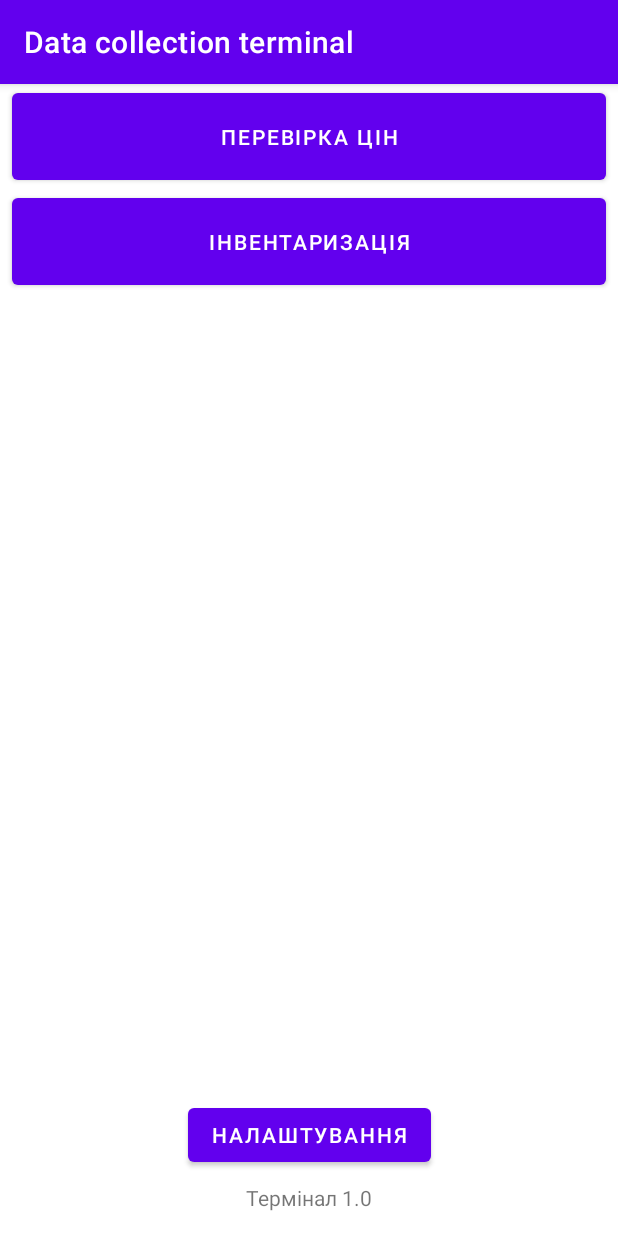
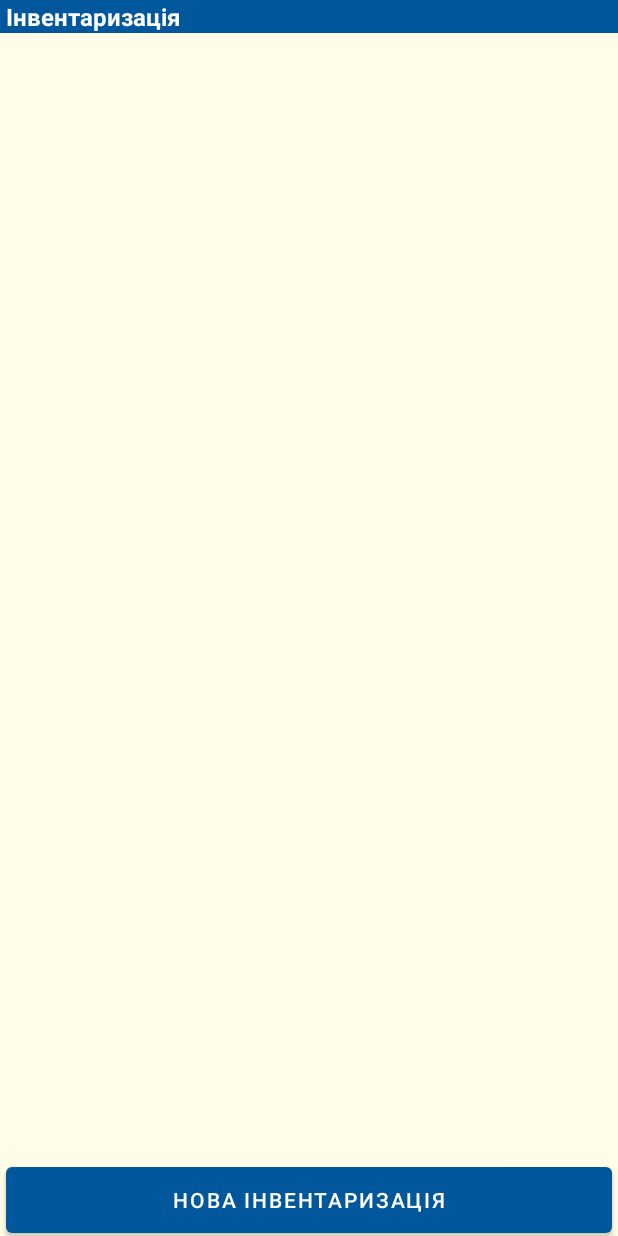
Before and after one commit to LionnoiL/data-collection-terminal, an Android app: the screen it shows after launch (MainActivity before the commit, InventoriesActivity after it), after a tap on "ІНВЕНТАРИЗАЦІЯ", on a phone screen of 412 x 824 dp. Run offline under Robolectric (Android 15) with nearby library versions, the phone set to English and light mode, and no system bars.

```diff
--- a/app/src/main/AndroidManifest.xml
+++ b/app/src/main/AndroidManifest.xml
@@ -31,6 +31,8 @@
 
         <activity android:name="ua.gaponov.datacollectionterminal.PriceChekActivity"></activity>
         <activity android:name="ua.gaponov.datacollectionterminal.OptionsActivity"></activity>
+        <activity android:name="ua.gaponov.datacollectionterminal.InventoriesActivity"></activity>
+        <activity android:name="ua.gaponov.datacollectionterminal.InventoryDetailActivity"></activity>
 
     </application>
 
--- /dev/null
+++ b/app/src/main/java/ua/gaponov/datacollectionterminal/InventoriesActivity.java
@@ -0,0 +1,23 @@
+package ua.gaponov.datacollectionterminal;
+
+import android.content.Intent;
+import android.os.Bundle;
+import android.view.View;
+
+import androidx.appcompat.app.AppCompatActivity;
+
+public class InventoriesActivity extends AppCompatActivity {
+
+    @Override
+    protected void onCreate(Bundle savedInstanceState) {
+        super.onCreate(savedInstanceState);
+        setContentView(R.layout.activity_inventories);
+    }
+
+    public void onBtnNewInventoryClick(View view) {
+        Intent intent = new Intent();
+        intent.setClass(InventoriesActivity.this, InventoryDetailActivity.class);
+        intent.putExtra("guid", "");
+        startActivity(intent);
+    }
+}
--- /dev/null
+++ b/app/src/main/java/ua/gaponov/datacollectionterminal/InventoryDetailActivity.java
@@ -0,0 +1,6 @@
+package ua.gaponov.datacollectionterminal;
+
+import androidx.appcompat.app.AppCompatActivity;
+
+public class InventoryDetailActivity extends AppCompatActivity {
+}
--- a/app/src/main/java/ua/gaponov/datacollectionterminal/MainActivity.java
+++ b/app/src/main/java/ua/gaponov/datacollectionterminal/MainActivity.java
@@ -24,7 +24,8 @@ public class MainActivity extends AppCompatActivity {
     }
 
     public void onBtnInventoryClick(View view) {
-
+        Intent intent = new Intent(MainActivity.this, InventoriesActivity.class);
+        startActivity(intent);
     }
 
     public void onBtnOptionsClick(View view) {
--- /dev/null
+++ b/app/src/main/res/layout/activity_inventories.xml
@@ -0,0 +1,55 @@
+<?xml version="1.0" encoding="utf-8"?>
+<androidx.constraintlayout.widget.ConstraintLayout xmlns:android="http://schemas.android.com/apk/res/android"
+    xmlns:app="http://schemas.android.com/apk/res-auto"
+    xmlns:tools="http://schemas.android.com/tools"
+    android:layout_width="match_parent"
+    android:layout_height="match_parent"
+    android:background="@color/yelow_50">
+
+    <TextView
+        android:id="@+id/docs_caption"
+        android:layout_width="0dp"
+        android:layout_height="wrap_content"
+        android:background="@color/teal_700"
+        android:gravity="left|center_vertical"
+        android:paddingLeft="4dp"
+        android:text="@string/inventories"
+        android:textColor="@color/white"
+        android:textSize="16sp"
+        android:textStyle="bold"
+        app:layout_constraintEnd_toEndOf="parent"
+        app:layout_constraintStart_toStartOf="parent"
+        app:layout_constraintTop_toTopOf="parent" />
+
+    <ListView
+        android:id="@+id/listview_orders"
+        android:layout_width="match_parent"
+        android:layout_height="match_parent"
+        android:layout_marginStart="4dp"
+        android:layout_marginLeft="4dp"
+        android:layout_marginTop="36dp"
+        android:layout_marginEnd="4dp"
+        android:layout_marginRight="4dp"
+        android:layout_marginBottom="60dp"
+        app:layout_constraintBottom_toBottomOf="parent"
+        app:layout_constraintEnd_toEndOf="parent"
+        app:layout_constraintStart_toStartOf="parent"
+        app:layout_constraintTop_toTopOf="parent" />
+
+    <Button
+        android:id="@+id/btn_list_orders_new_order"
+        android:layout_width="0dp"
+        android:layout_height="wrap_content"
+        android:layout_marginStart="4dp"
+        android:layout_marginLeft="4dp"
+        android:layout_marginEnd="4dp"
+        android:layout_marginRight="4dp"
+        android:insetTop="2dp"
+        android:insetBottom="2dp"
+        android:onClick="onBtnNewInventoryClick"
+        android:text="@string/new_inventory"
+        app:layout_constraintBottom_toBottomOf="parent"
+        app:layout_constraintEnd_toEndOf="parent"
+        app:layout_constraintStart_toStartOf="parent" />
+
+</androidx.constraintlayout.widget.ConstraintLayout>
--- a/app/src/main/res/layout/activity_main.xml
+++ b/app/src/main/res/layout/activity_main.xml
@@ -13,7 +13,7 @@
         android:layout_marginStart="8dp"
         android:layout_marginEnd="8dp"
         android:onClick="onBtnPriceCheckerClick"
-        android:text="Перевірка цін"
+        android:text="@string/price_checker"
         app:layout_constraintEnd_toEndOf="parent"
         app:layout_constraintStart_toStartOf="parent"
         app:layout_constraintTop_toTopOf="parent" />
@@ -25,7 +25,7 @@
         android:layout_marginStart="8dp"
         android:layout_marginEnd="8dp"
         android:onClick="onBtnInventoryClick"
-        android:text="Інвентаризація"
+        android:text="@string/inventories"
         app:layout_constraintEnd_toEndOf="parent"
         app:layout_constraintStart_toStartOf="parent"
         app:layout_constraintTop_toBottomOf="@+id/buttonMainCheckPrice" />
@@ -35,7 +35,7 @@
         android:layout_width="wrap_content"
         android:layout_height="wrap_content"
         android:layout_marginBottom="16dp"
-        android:text="Термінал 1.0"
+        android:text="@string/app_version"
         app:layout_constraintBottom_toBottomOf="parent"
         app:layout_constraintEnd_toEndOf="parent"
         app:layout_constraintStart_toStartOf="parent" />
@@ -45,7 +45,7 @@
         android:layout_width="wrap_content"
         android:layout_height="wrap_content"
         android:layout_marginBottom="8dp"
-        android:text="Налаштування"
+        android:text="@string/options"
         android:onClick="onBtnOptionsClick"
         app:layout_constraintBottom_toTopOf="@+id/textViewAppName"
         app:layout_constraintEnd_toEndOf="parent"
--- a/app/src/main/res/values/colors.xml
+++ b/app/src/main/res/values/colors.xml
@@ -3,11 +3,11 @@
     <color name="purple_200">#FFBB86FC</color>
     <color name="purple_500">#FF6200EE</color>
     <color name="purple_700">#FF3700B3</color>
-    <color name="teal_200">#FF03DAC5</color>
-    <color name="teal_700">#FF018786</color>
+    <color name="teal_200">#01579B</color>
+    <color name="teal_300">#01579B</color>
+    <color name="teal_700">#01579B</color>
     <color name="black">#FF000000</color>
     <color name="white">#FFFFFFFF</color>
-    <color name="background">#343634</color>
     <color name="red_200">#EF9A9A</color>
     <color name="yelow_50">#FFFDE7</color>
     <color name="green_300">#81C784</color>
--- a/app/src/main/res/values/strings.xml
+++ b/app/src/main/res/values/strings.xml
@@ -1,3 +1,8 @@
 <resources>
-    <string name="app_name">Data collection terminal</string>
+    <string name="app_name">Термінал сбору даних</string>
+    <string name="app_version">Термінал 1.0</string>
+    <string name="price_checker">Перевірка цін</string>
+    <string name="options">Налаштування</string>
+    <string name="inventories">Інвентаризація</string>
+    <string name="new_inventory">Нова інвентаризація</string>
 </resources>
--- a/app/src/main/res/values/themes.xml
+++ b/app/src/main/res/values/themes.xml
@@ -1,9 +1,9 @@
 <resources xmlns:tools="http://schemas.android.com/tools">
     <!-- Base application theme. -->
-    <style name="Theme.DataCollectionTerminal" parent="Theme.MaterialComponents.DayNight.DarkActionBar">
+    <style name="Theme.DataCollectionTerminal" parent="Theme.MaterialComponents.DayNight.NoActionBar">
         <!-- Primary brand color. -->
-        <item name="colorPrimary">@color/purple_500</item>
-        <item name="colorPrimaryVariant">@color/purple_700</item>
+        <item name="colorPrimary">@color/teal_300</item>
+        <item name="colorPrimaryVariant">@color/teal_700</item>
         <item name="colorOnPrimary">@color/white</item>
         <!-- Secondary brand color. -->
         <item name="colorSecondary">@color/teal_200</item>
```
Also changed, not shown: app/src/main/res/layout/item_inventory.xml (added, +25 -0 lines).
